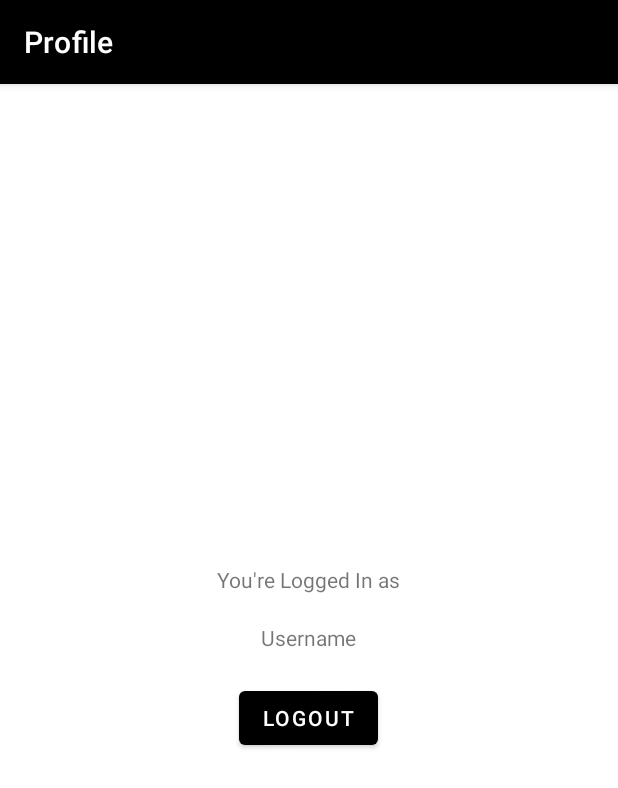
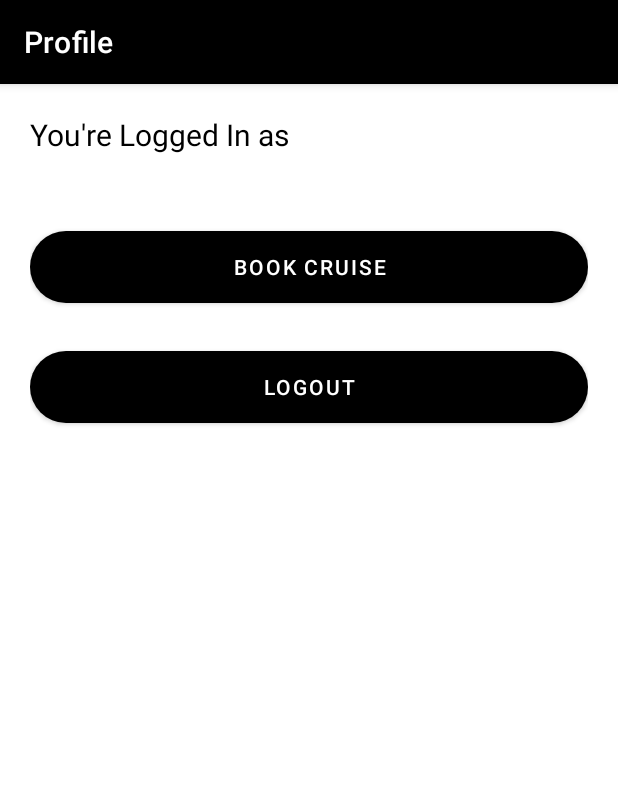
Before and after one commit to aishustha/AishwaryaShrestha_KeshavDulal_MAPD711_Assignment2, an Android app: the screen it shows after launch once a user with an empty profile is signed in (Profile), on a phone screen of 412 x 824 dp. Shown: the top 788 px of the screen. Run offline under Robolectric (Android 15) with nearby library versions, the phone set to English and light mode, and no system bars; our stand-ins replace Firebase (no records; nobody signed in at launch, a user with empty details on screens opened directly).

Commit message:
Updated design

```diff
--- a/app/src/main/java/com/example/aishwaryashrestha_keshavdulal_mapd711_assignment2/Profile.kt
+++ b/app/src/main/java/com/example/aishwaryashrestha_keshavdulal_mapd711_assignment2/Profile.kt
@@ -3,9 +3,11 @@ package com.example.aishwaryashrestha_keshavdulal_mapd711_assignment2
 import android.content.Intent
 import androidx.appcompat.app.AppCompatActivity
 import android.os.Bundle
+import android.widget.Button
 import androidx.appcompat.app.ActionBar
 import com.example.aishwaryashrestha_keshavdulal_mapd711_assignment2.databinding.ActivityProfileBinding
 import com.google.firebase.auth.FirebaseAuth
+import com.google.firebase.database.FirebaseDatabase
 
 class Profile : AppCompatActivity() {
     //ViewBinding
@@ -17,12 +19,25 @@ class Profile : AppCompatActivity() {
     //FirebaseAuth
     private lateinit var firebaseAuth: FirebaseAuth
 
+    private lateinit var firebaseData: FirebaseDatabase
+
     override fun onCreate(savedInstanceState: Bundle?) {
         super.onCreate(savedInstanceState)
         binding = ActivityProfileBinding.inflate(layoutInflater)
         setContentView(binding.root)
 
-        //Configure ActionBar
+        val bookBtn= findViewById<Button>(R.id.bookBtn)
+
+        //handle click, begin login
+        bookBtn.setOnClickListener {
+            val intent = Intent(this@Profile, BookingActivity::class.java)
+
+            //sending data to second activity
+            startActivity(intent)
+
+        }
+
+            //Configure ActionBar
         actionBar = supportActionBar!!
         actionBar.title = "Profile"
 
@@ -41,6 +56,8 @@ class Profile : AppCompatActivity() {
 
         //check user is logged in or not
         val firebaseUser = firebaseAuth.currentUser
+
+
         if (firebaseUser != null) {
             //user not null, user is logged in, get user info
             val email = firebaseUser.email
@@ -48,6 +65,9 @@ class Profile : AppCompatActivity() {
             //set to text view
             binding.emailTv.text = email
         }
+
+
+
 
         else {
             //user is null, user is not logged in, go to login activity
--- a/app/src/main/res/layout/activity_profile.xml
+++ b/app/src/main/res/layout/activity_profile.xml
@@ -6,36 +6,55 @@
     android:layout_height="match_parent"
     android:orientation="vertical"
     android:padding="20dp"
-    android:gravity="center"
     tools:context=".Profile">
+
 
     <TextView
         android:layout_width="wrap_content"
         android:layout_height="wrap_content"
         android:text="You're Logged In as"
+        android:textColor="@color/black"
+        android:textSize="20dp"
         />
+
 
     <TextView
         android:id="@+id/emailTv"
         android:layout_width="wrap_content"
         android:layout_height="wrap_content"
         android:text="Email"
+        android:textColor="@color/black"
+        android:textSize="18dp"
         />
 
 
-    <TextView
-        android:id="@+id/usernameTv"
-        android:layout_width="wrap_content"
-        android:layout_height="wrap_content"
-        android:text="Username"
-        />
+
+    <Button
+        android:id="@+id/bookBtn"
+        android:layout_width="match_parent"
+        android:layout_height="60dp"
+        android:text="Book Cruise"
+        android:textColor="#fff"
+        android:textColorHighlight="#fff"
+        android:textColorHint="#fff"
+        android:textColorLink="#fff"
+        app:cornerRadius="50dp"
+        android:layout_marginTop="20dp"
+        app:iconTint="#ffffff"
+        app:rippleColor="#000" />
 
 
     <Button
         android:id="@+id/logoutBtn"
-        android:layout_width="wrap_content"
-        android:layout_height="wrap_content"
+        android:layout_width="match_parent"
+        android:layout_height="60dp"
         android:text="Logout"
+        android:textColor="#fff"
+        android:textColorHighlight="#fff"
+        android:textColorHint="#fff"
+        android:textColorLink="#fff"
+        app:cornerRadius="50dp"
         android:layout_marginTop="20dp"
-        />
+        app:iconTint="#ffffff"
+        app:rippleColor="#000" />
 </LinearLayout>
```
Also changed, not shown: app/src/main/res/layout/activity_booking_confirmation.xml (+27 -9 lines), app/src/main/res/layout/activity_customer_info.xml (+29 -2 lines), app/src/main/res/layout/activity_payment.xml (+23 -4 lines), app/src/main/res/layout/activity_summary.xml (+16 -4 lines), app/src/main/res/layout/activity_travellers_counter.xml (+25 -2 lines).
